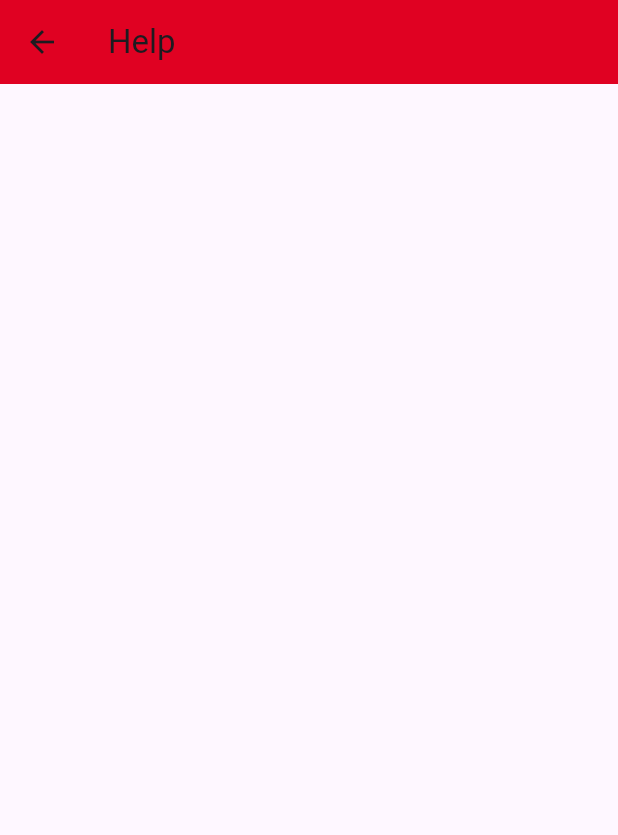
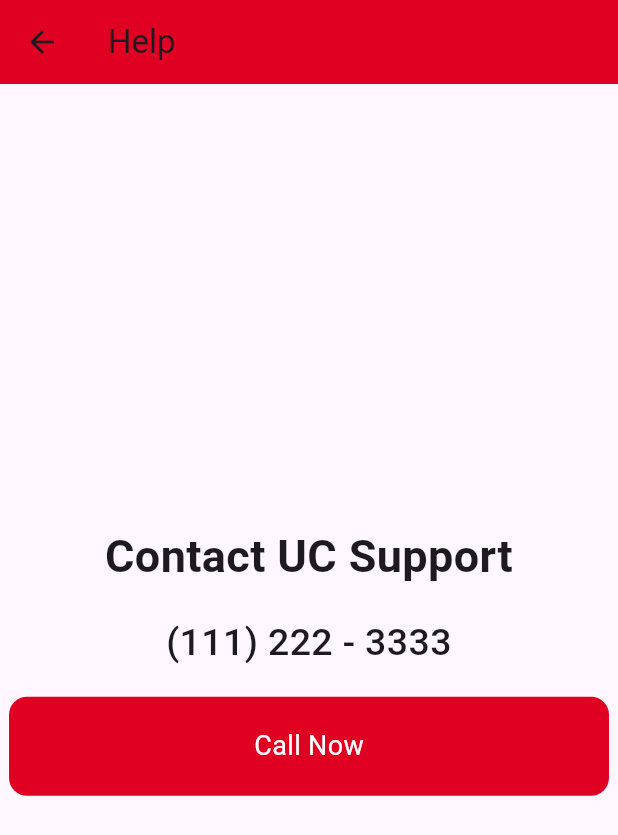
Before and after one commit to bkenks/Let-Me-In-UC, a Flutter app: the HelpScreen screen opened by its route, on a phone screen of 412 x 824 dp. Shown: the top 835 px of the screen. Run offline on Flutter 3.47's test engine with Material 3 defaults, Android fonts, the light colour scheme and no system bars; our stand-ins replace firebase_auth, firebase_core; accounts and stored records are empty.

Commit message:
ui changes

```diff
--- a/let_me_in_uc/lib/main.dart
+++ b/let_me_in_uc/lib/main.dart
@@ -174,7 +174,7 @@ class _LoginScreenState extends State<LoginScreen> {
             child: RawMaterialButton(
               fillColor: AppColor.ucRed,
               elevation: 0.0,
-              padding: const EdgeInsets.symmetric(vertical: 20.0),
+              padding: const EdgeInsets.symmetric(vertical: 15.0),
               shape: RoundedRectangleBorder(
                   borderRadius: BorderRadius.circular(12.0)),
               onPressed: () async {
@@ -192,9 +192,9 @@ class _LoginScreenState extends State<LoginScreen> {
               },
               child: const Text("Login",
                   style: TextStyle(
-                    color: Colors.white,
-                    fontSize: 18.0,
-                  )),
+                      color: Colors.white,
+                      fontSize: 32.0,
+                      fontWeight: FontWeight.w400)),
             ),
           ),
         ],
--- a/let_me_in_uc/lib/pages/card_screen.dart
+++ b/let_me_in_uc/lib/pages/card_screen.dart
@@ -13,7 +13,7 @@ class _CardScreenState extends State<CardScreen> {
   Widget build(BuildContext context) {
     return Scaffold(
       appBar: AppBar(
-        title: const Text("Your Profile"),
+        title: const Text("Profile"),
         backgroundColor: AppColor.ucRed,
       ),
       drawer: Drawer(
@@ -85,9 +85,9 @@ class _CardScreenState extends State<CardScreen> {
                 fit: BoxFit.contain),
             boxShadow: const [
               BoxShadow(
-                color: AppColor.ucRed,
+                color: Colors.black,
                 blurRadius: 12,
-                offset: Offset(0, 4),
+                offset: Offset(0, 0),
                 spreadRadius: -5,
               ),
             ]),
--- a/let_me_in_uc/lib/pages/help_screen.dart
+++ b/let_me_in_uc/lib/pages/help_screen.dart
@@ -13,6 +13,52 @@ class HelpScreen extends StatelessWidget {
         title: Text("Help"),
         backgroundColor: AppColor.ucRed,
       ),
+      body: Center(
+        child: Column(
+          mainAxisAlignment: MainAxisAlignment.center,
+          crossAxisAlignment: CrossAxisAlignment.center,
+          children: [
+            Text(
+              "Contact UC Support",
+              textAlign: TextAlign.center,
+              style: TextStyle(
+                fontSize: 30,
+                fontWeight: FontWeight.bold,
+              ),
+            ),
+            const SizedBox(
+              height: 18.0,
+            ),
+            Text(
+              "(111) 222 - 3333",
+              textAlign: TextAlign.center,
+              style: TextStyle(
+                fontSize: 25,
+                fontWeight: FontWeight.w500,
+              ),
+            ),
+            const SizedBox(
+              height: 18.0,
+            ),
+            Container(
+              width: 400,
+              child: RawMaterialButton(
+                fillColor: AppColor.ucRed,
+                elevation: 0.0,
+                padding: const EdgeInsets.symmetric(vertical: 20.0),
+                shape: RoundedRectangleBorder(
+                    borderRadius: BorderRadius.circular(12.0)),
+                onPressed: null,
+                child: const Text("Call Now",
+                    style: TextStyle(
+                      color: Colors.white,
+                      fontSize: 18.0,
+                    )),
+              ),
+            ),
+          ],
+        ),
+      ),
     );
   }
 }
```
